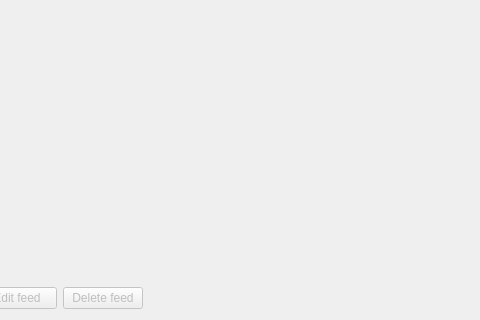
Before: the Qt Designer form src/rss/rssmanager.ui in QupZilla/qupzilla, drawn with Qt 5; both pictures show x 120 to 600 and y 90 to 410 of the 600 by 410 pixel window.
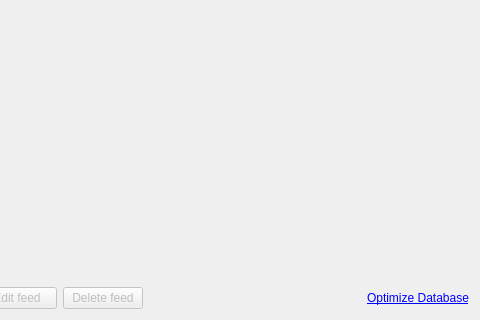
After: the same form once the commit is applied. Icons and pictures are not drawn. Custom widgets are drawn as their Qt base class.

What changed in the file:
```diff
--- a/src/rss/rssmanager.ui
+++ b/src/rss/rssmanager.ui
@@ -98,10 +98,31 @@
        </property>
       </spacer>
      </item>
+     <item>
+      <widget class="ClickableLabel" name="optimizeDb">
+       <property name="cursor">
+        <cursorShape>PointingHandCursor</cursorShape>
+       </property>
+       <property name="styleSheet">
+        <string notr="true">color: blue;
+text-decoration: underline;</string>
+       </property>
+       <property name="text">
+        <string>Optimize Database</string>
+       </property>
+      </widget>
+     </item>
     </layout>
    </item>
   </layout>
  </widget>
+ <customwidgets>
+  <customwidget>
+   <class>ClickableLabel</class>
+   <extends>QLabel</extends>
+   <header>clickablelabel.h</header>
+  </customwidget>
+ </customwidgets>
  <resources>
   <include location="../data/icons.qrc"/>
  </resources>
```
